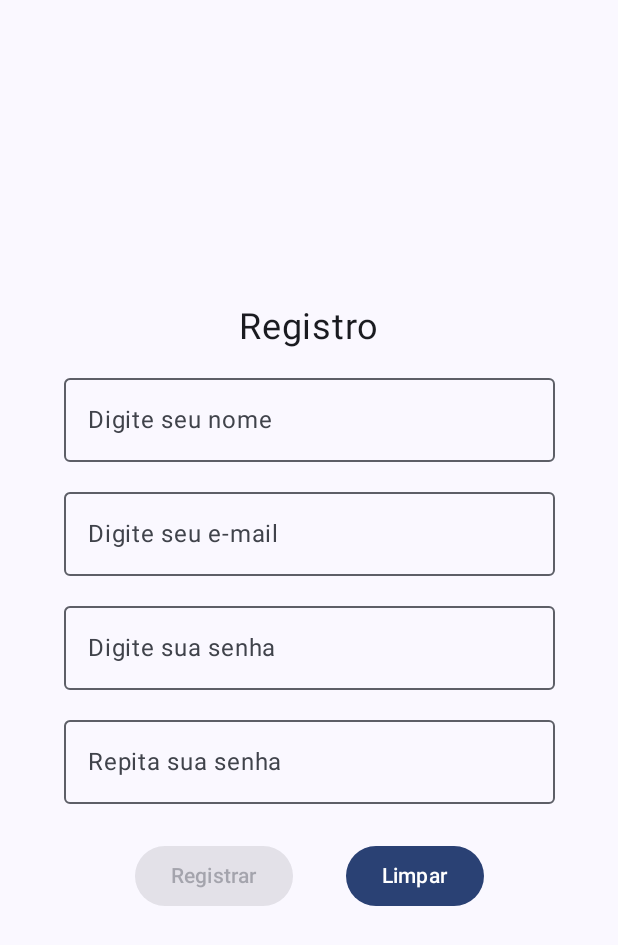
After one commit to al1-yz/WeatherApp, an Android app built with Jetpack Compose: the RegisterActivity screen opened directly, with no data from a screen before it, on a phone screen of 412 x 824 dp. The commit adds this screen. Shown: the top 945 px of the screen. Run offline under Robolectric (Android 15) with nearby library versions, the phone set to English and light mode, and no system bars.

Commit message:
[Mobile - Pratica 1] - add RegisterActivity and registration screen (Parte 4)

```diff
--- a/app/src/main/AndroidManifest.xml
+++ b/app/src/main/AndroidManifest.xml
@@ -32,6 +32,10 @@
 <!--                <category android:name="android.intent.category.LAUNCHER" /> -->
 <!--            </intent-filter> -->
         </activity>
+        <activity
+            android:name=".RegisterActivity"
+            android:exported="false"
+            android:theme="@style/Theme.WeatherApp" />
     </application>
 
 </manifest>
--- a/app/src/main/java/com/example/weatherapp/LoginActivity.kt
+++ b/app/src/main/java/com/example/weatherapp/LoginActivity.kt
@@ -101,5 +101,16 @@ fun LoginPage(modifier: Modifier = Modifier) {
                 Text("Limpar")
             }
         }
+        Button(
+            onClick = {
+                activity.startActivity(
+                    Intent(activity, RegisterActivity::class.java).setFlags(
+                        FLAG_ACTIVITY_SINGLE_TOP
+                    )
+                )
+            }
+        ) {
+            Text("Registrar")
+        }
     }
 }
--- /dev/null
+++ b/app/src/main/java/com/example/weatherapp/RegisterActivity.kt
@@ -0,0 +1,119 @@
+package com.example.weatherapp
+
+import android.app.Activity
+import android.os.Bundle
+import android.widget.Toast
+import androidx.activity.ComponentActivity
+import androidx.activity.compose.LocalActivity
+import androidx.activity.compose.setContent
+import androidx.activity.enableEdgeToEdge
+import androidx.compose.foundation.layout.Arrangement
+import androidx.compose.foundation.layout.Column
+import androidx.compose.foundation.layout.Row
+import androidx.compose.foundation.layout.Spacer
+import androidx.compose.foundation.layout.fillMaxSize
+import androidx.compose.foundation.layout.fillMaxWidth
+import androidx.compose.foundation.layout.padding
+import androidx.compose.foundation.layout.size
+import androidx.compose.material3.Button
+import androidx.compose.material3.OutlinedTextField
+import androidx.compose.material3.Scaffold
+import androidx.compose.material3.Text
+import androidx.compose.runtime.Composable
+import androidx.compose.runtime.getValue
+import androidx.compose.runtime.mutableStateOf
+import androidx.compose.runtime.saveable.rememberSaveable
+import androidx.compose.runtime.setValue
+import androidx.compose.ui.Alignment.Companion.CenterHorizontally
+import androidx.compose.ui.Modifier
+import androidx.compose.ui.text.input.PasswordVisualTransformation
+import androidx.compose.ui.unit.dp
+import androidx.compose.ui.unit.sp
+import com.example.weatherapp.ui.theme.WeatherAppTheme
+
+class RegisterActivity : ComponentActivity() {
+    override fun onCreate(savedInstanceState: Bundle?) {
+        super.onCreate(savedInstanceState)
+        enableEdgeToEdge()
+        setContent {
+            WeatherAppTheme {
+                Scaffold(modifier = Modifier.fillMaxSize()) { innerPadding ->
+                    RegisterPage(modifier = Modifier.padding(innerPadding))
+                }
+            }
+        }
+    }
+}
+
+@Composable
+fun RegisterPage(modifier: Modifier = Modifier) {
+    var name by rememberSaveable { mutableStateOf("") }
+    var email by rememberSaveable { mutableStateOf("") }
+    var password by rememberSaveable { mutableStateOf("") }
+    var repeatPassword by rememberSaveable { mutableStateOf("") }
+    val activity = LocalActivity.current as Activity
+    Column(
+        modifier = modifier.padding(24.dp).fillMaxSize(),
+        verticalArrangement = Arrangement.Center,
+        horizontalAlignment = CenterHorizontally
+    ) {
+        // Sem o padding da Scaffold: "modifier" já o inclui e seria aplicado a cada campo de novo.
+        val fieldModifier = Modifier.fillMaxWidth(fraction = 0.9f)
+        Text(
+            text = "Registro",
+            fontSize = 24.sp
+        )
+        Spacer(modifier = Modifier.size(12.dp))
+        OutlinedTextField(
+            value = name,
+            label = { Text(text = "Digite seu nome") },
+            modifier = fieldModifier,
+            onValueChange = { name = it }
+        )
+        Spacer(modifier = Modifier.size(12.dp))
+        OutlinedTextField(
+            value = email,
+            label = { Text(text = "Digite seu e-mail") },
+            modifier = fieldModifier,
+            onValueChange = { email = it }
+        )
+        Spacer(modifier = Modifier.size(12.dp))
+        OutlinedTextField(
+            value = password,
+            label = { Text(text = "Digite sua senha") },
+            modifier = fieldModifier,
+            onValueChange = { password = it },
+            visualTransformation = PasswordVisualTransformation()
+        )
+        Spacer(modifier = Modifier.size(12.dp))
+        OutlinedTextField(
+            value = repeatPassword,
+            label = { Text(text = "Repita sua senha") },
+            modifier = fieldModifier,
+            onValueChange = { repeatPassword = it },
+            visualTransformation = PasswordVisualTransformation()
+        )
+        Spacer(modifier = Modifier.size(12.dp))
+        Row(
+            modifier = fieldModifier.padding(12.dp),
+            horizontalArrangement = Arrangement.SpaceEvenly
+        ) {
+            Button(
+                onClick = {
+                    Toast.makeText(activity, "Registro OK!", Toast.LENGTH_LONG).show()
+                    activity.finish()
+                },
+                enabled = name.isNotEmpty() && email.isNotEmpty() &&
+                    password.isNotEmpty() && repeatPassword.isNotEmpty() &&
+                    password == repeatPassword
+            ) {
+                Text("Registrar")
+            }
+            Button(
+                onClick = { name = ""; email = ""; password = ""; repeatPassword = "" }
+            ) {
+                Text("Limpar")
+            }
+        }
+    }
+}
```
